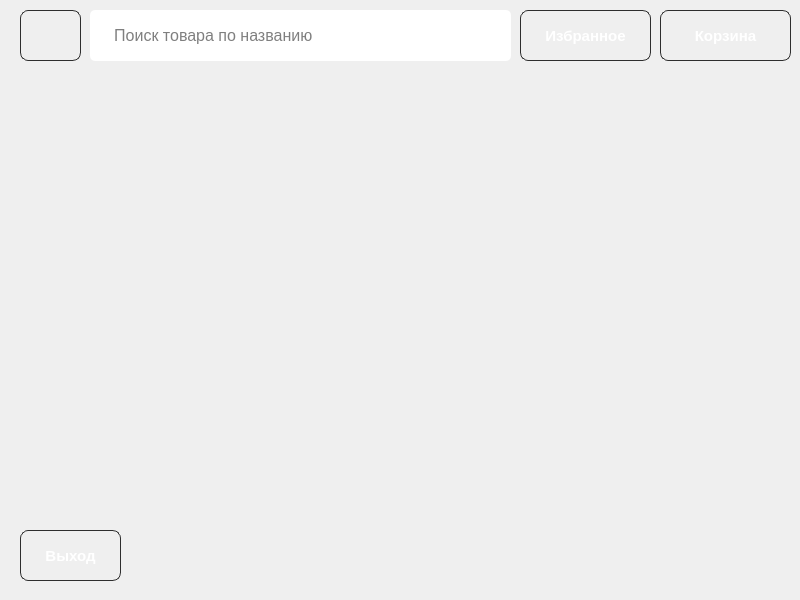
First picture: the form in source/menu/buyermenu.ui, repository gotovkk/QtMarket, before the edit.
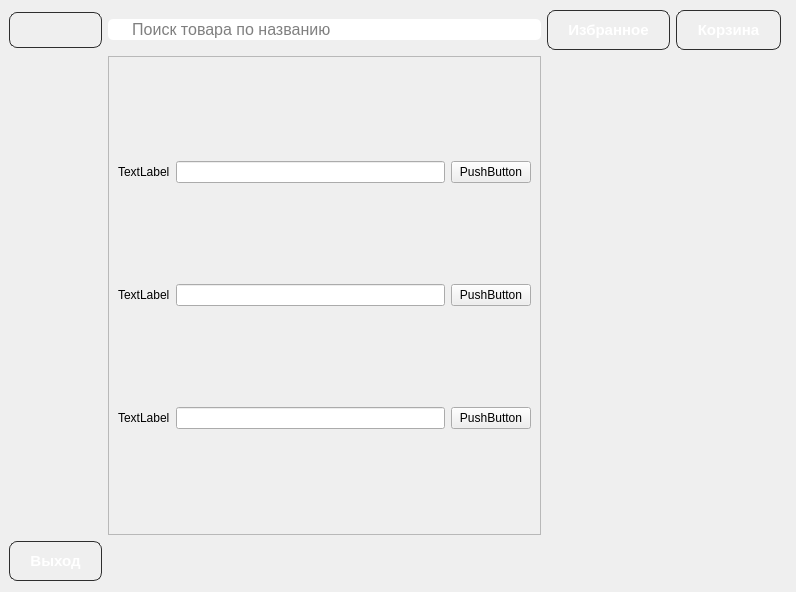
Second picture: the form after the edit. Icons and pictures are not drawn.

Patch:
```diff
--- a/source/menu/buyermenu.ui
+++ b/source/menu/buyermenu.ui
@@ -6,30 +6,30 @@
    <rect>
     <x>0</x>
     <y>0</y>
-    <width>800</width>
-    <height>600</height>
+    <width>796</width>
+    <height>592</height>
    </rect>
   </property>
   <property name="windowTitle">
    <string>Form</string>
   </property>
-  <widget class="QPushButton" name="logOutButton">
-   <property name="geometry">
-    <rect>
-     <x>20</x>
-     <y>530</y>
-     <width>101</width>
-     <height>51</height>
-    </rect>
+  <layout class="QGridLayout" name="gridLayout_2">
+   <property name="leftMargin">
+    <number>9</number>
    </property>
-   <property name="font">
-    <font>
-     <pointsize>11</pointsize>
-     <bold>true</bold>
-    </font>
+   <property name="topMargin">
+    <number>10</number>
    </property>
-   <property name="styleSheet">
-    <string notr="true">    QPushButton {
+   <property name="rightMargin">
+    <number>15</number>
+   </property>
+   <item row="0" column="0">
+    <widget class="QPushButton" name="categoryButton_3">
+     <property name="toolTip">
+      <string>Category</string>
+     </property>
+     <property name="styleSheet">
+      <string notr="true">    QPushButton {
         background-color: transparent;
         color: white;
         border: 1px solid #2e2e2e;
@@ -42,27 +42,30 @@
     QPushButton:pressed {
         background-color: #1e1e1e;
 }</string>
-   </property>
-   <property name="text">
-    <string>Выход</string>
-   </property>
-  </widget>
-  <widget class="QLineEdit" name="lineEdit">
-   <property name="geometry">
-    <rect>
-     <x>90</x>
-     <y>10</y>
-     <width>421</width>
-     <height>51</height>
-    </rect>
-   </property>
-   <property name="font">
-    <font>
-     <pointsize>12</pointsize>
-    </font>
-   </property>
-   <property name="styleSheet">
-    <string notr="true">QLineEdit
+     </property>
+     <property name="text">
+      <string/>
+     </property>
+     <property name="icon">
+      <iconset theme="QIcon::ThemeIcon::FormatJustifyLeft"/>
+     </property>
+     <property name="iconSize">
+      <size>
+       <width>39</width>
+       <height>39</height>
+      </size>
+     </property>
+    </widget>
+   </item>
+   <item row="0" column="1">
+    <widget class="QLineEdit" name="lineEdit">
+     <property name="font">
+      <font>
+       <pointsize>12</pointsize>
+      </font>
+     </property>
+     <property name="styleSheet">
+      <string notr="true">QLineEdit
                         {
                         border-width: 2px;
                         border-radius: 5px;
@@ -71,31 +74,25 @@
                         border:1px solid #6443DA
                         }
                     </string>
-   </property>
-   <property name="placeholderText">
-    <string>     Поиск товара по названию</string>
-   </property>
-  </widget>
-  <widget class="QPushButton" name="cartButton">
-   <property name="geometry">
-    <rect>
-     <x>660</x>
-     <y>10</y>
-     <width>131</width>
-     <height>51</height>
-    </rect>
-   </property>
-   <property name="font">
-    <font>
-     <pointsize>11</pointsize>
-     <bold>true</bold>
-    </font>
-   </property>
-   <property name="cursor">
-    <cursorShape>PointingHandCursor</cursorShape>
-   </property>
-   <property name="styleSheet">
-    <string notr="true">    QPushButton {
+     </property>
+     <property name="placeholderText">
+      <string>     Поиск товара по названию</string>
+     </property>
+    </widget>
+   </item>
+   <item row="0" column="2">
+    <widget class="QPushButton" name="favouriteButton">
+     <property name="font">
+      <font>
+       <pointsize>11</pointsize>
+       <bold>true</bold>
+      </font>
+     </property>
+     <property name="cursor">
+      <cursorShape>PointingHandCursor</cursorShape>
+     </property>
+     <property name="styleSheet">
+      <string notr="true">    QPushButton {
         background-color: transparent;
         color: white;
         border: 1px solid #2e2e2e;
@@ -108,31 +105,25 @@
     QPushButton:pressed {
         background-color: #1e1e1e;
 }</string>
-   </property>
-   <property name="text">
-    <string>Корзина</string>
-   </property>
-  </widget>
-  <widget class="QPushButton" name="favouriteButton">
-   <property name="geometry">
-    <rect>
-     <x>520</x>
-     <y>10</y>
-     <width>131</width>
-     <height>51</height>
-    </rect>
-   </property>
-   <property name="font">
-    <font>
-     <pointsize>11</pointsize>
-     <bold>true</bold>
-    </font>
-   </property>
-   <property name="cursor">
-    <cursorShape>PointingHandCursor</cursorShape>
-   </property>
-   <property name="styleSheet">
-    <string notr="true">    QPushButton {
+     </property>
+     <property name="text">
+      <string>Избранное</string>
+     </property>
+    </widget>
+   </item>
+   <item row="0" column="3">
+    <widget class="QPushButton" name="cartButton">
+     <property name="font">
+      <font>
+       <pointsize>11</pointsize>
+       <bold>true</bold>
+      </font>
+     </property>
+     <property name="cursor">
+      <cursorShape>PointingHandCursor</cursorShape>
+     </property>
+     <property name="styleSheet">
+      <string notr="true">    QPushButton {
         background-color: transparent;
         color: white;
         border: 1px solid #2e2e2e;
@@ -145,34 +136,22 @@
     QPushButton:pressed {
         background-color: #1e1e1e;
 }</string>
-   </property>
-   <property name="text">
-    <string>Избранное</string>
-   </property>
-  </widget>
-  <widget class="QWidget" name="leftMenuContainer" native="true">
-   <property name="geometry">
-    <rect>
-     <x>20</x>
-     <y>10</y>
-     <width>291</width>
-     <height>501</height>
-    </rect>
-   </property>
-   <widget class="QPushButton" name="categoryButton_3">
-    <property name="geometry">
-     <rect>
-      <x>0</x>
-      <y>0</y>
-      <width>61</width>
-      <height>51</height>
-     </rect>
-    </property>
-    <property name="toolTip">
-     <string>Category</string>
-    </property>
-    <property name="styleSheet">
-     <string notr="true">    QPushButton {
+     </property>
+     <property name="text">
+      <string>Корзина</string>
+     </property>
+    </widget>
+   </item>
+   <item row="2" column="0">
+    <widget class="QPushButton" name="logOutButton">
+     <property name="font">
+      <font>
+       <pointsize>11</pointsize>
+       <bold>true</bold>
+      </font>
+     </property>
+     <property name="styleSheet">
+      <string notr="true">    QPushButton {
         background-color: transparent;
         color: white;
         border: 1px solid #2e2e2e;
@@ -185,21 +164,83 @@
     QPushButton:pressed {
         background-color: #1e1e1e;
 }</string>
-    </property>
-    <property name="text">
-     <string/>
-    </property>
-    <property name="icon">
-     <iconset theme="QIcon::ThemeIcon::FormatJustifyLeft"/>
-    </property>
-    <property name="iconSize">
-     <size>
-      <width>39</width>
-      <height>39</height>
-     </size>
-    </property>
-   </widget>
-  </widget>
+     </property>
+     <property name="text">
+      <string>Выход</string>
+     </property>
+    </widget>
+   </item>
+   <item row="1" column="1">
+    <widget class="QScrollArea" name="scrollArea">
+     <property name="widgetResizable">
+      <bool>true</bool>
+     </property>
+     <widget class="QWidget" name="scrollAreaWidgetContents">
+      <property name="geometry">
+       <rect>
+        <x>0</x>
+        <y>0</y>
+        <width>434</width>
+        <height>456</height>
+       </rect>
+      </property>
+      <layout class="QGridLayout" name="gridLayout">
+       <item row="0" column="0">
+        <widget class="QLabel" name="label">
+         <property name="text">
+          <string>TextLabel</string>
+         </property>
+        </widget>
+       </item>
+       <item row="1" column="1">
+        <widget class="QLineEdit" name="lineEdit_3"/>
+       </item>
+       <item row="1" column="2">
+        <widget class="QPushButton" name="pushButton_2">
+         <property name="text">
+          <string>PushButton</string>
+         </property>
+        </widget>
+       </item>
+       <item row="0" column="2">
+        <widget class="QPushButton" name="pushButton">
+         <property name="text">
+          <string>PushButton</string>
+         </property>
+        </widget>
+       </item>
+       <item row="1" column="0">
+        <widget class="QLabel" name="label_2">
+         <property name="text">
+          <string>TextLabel</string>
+         </property>
+        </widget>
+       </item>
+       <item row="0" column="1">
+        <widget class="QLineEdit" name="lineEdit_2"/>
+       </item>
+       <item row="2" column="1">
+        <widget class="QLineEdit" name="lineEdit_4"/>
+       </item>
+       <item row="2" column="0">
+        <widget class="QLabel" name="label_3">
+         <property name="text">
+          <string>TextLabel</string>
+         </property>
+        </widget>
+       </item>
+       <item row="2" column="2">
+        <widget class="QPushButton" name="pushButton_3">
+         <property name="text">
+          <string>PushButton</string>
+         </property>
+        </widget>
+       </item>
+      </layout>
+     </widget>
+    </widget>
+   </item>
+  </layout>
  </widget>
  <resources/>
  <connections>
```
Left out of the diff: 19 changed lines with no effect on the pictures.
